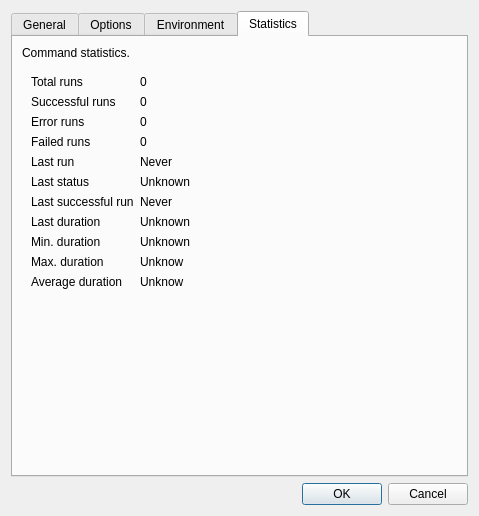
Above: tray_runner/gui/command_dialog.ui from okelet/tray-runner before the change. Below: the same form after it.
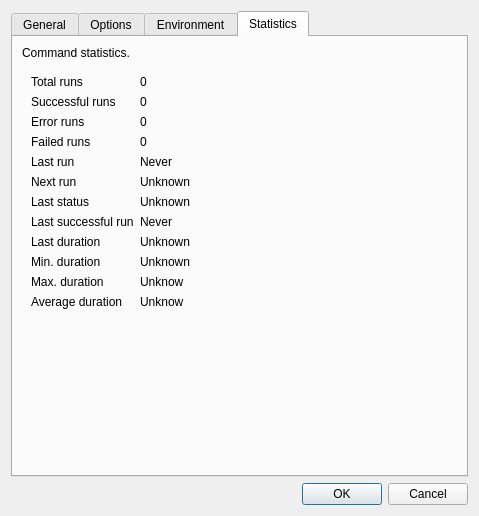
That is the form after the change. The open tabs and pages were chosen to show the change.

```diff
--- a/tray_runner/gui/command_dialog.ui
+++ b/tray_runner/gui/command_dialog.ui
@@ -407,35 +407,35 @@
             </property>
            </widget>
           </item>
-          <item row="5" column="0">
+          <item row="6" column="0">
            <widget class="QLabel" name="label_16">
             <property name="text">
              <string>Last status</string>
             </property>
            </widget>
           </item>
-          <item row="6" column="0">
+          <item row="7" column="0">
            <widget class="QLabel" name="label_17">
             <property name="text">
              <string>Last successful run</string>
             </property>
            </widget>
           </item>
-          <item row="8" column="0">
+          <item row="9" column="0">
            <widget class="QLabel" name="label_18">
             <property name="text">
              <string>Min. duration</string>
             </property>
            </widget>
           </item>
-          <item row="9" column="0">
+          <item row="10" column="0">
            <widget class="QLabel" name="label_19">
             <property name="text">
              <string>Max. duration</string>
             </property>
            </widget>
           </item>
-          <item row="10" column="0">
+          <item row="11" column="0">
            <widget class="QLabel" name="label_20">
             <property name="text">
              <string>Average duration</string>
@@ -470,55 +470,69 @@
             </property>
            </widget>
           </item>
-          <item row="5" column="1">
-           <widget class="QLabel" name="last_run_exit_code_label">
-            <property name="text">
-             <string>Unknown</string>
-            </property>
-           </widget>
-          </item>
           <item row="6" column="1">
+           <widget class="QLabel" name="last_run_exit_code_label">
+            <property name="text">
+             <string>Unknown</string>
+            </property>
+           </widget>
+          </item>
+          <item row="7" column="1">
            <widget class="QLabel" name="last_successful_run_dt_label">
             <property name="text">
              <string>Never</string>
             </property>
            </widget>
           </item>
-          <item row="8" column="1">
-           <widget class="QLabel" name="min_duration_label">
-            <property name="text">
-             <string>Unknown</string>
-            </property>
-           </widget>
-          </item>
           <item row="9" column="1">
-           <widget class="QLabel" name="max_duration_label">
+           <widget class="QLabel" name="min_duration_label">
             <property name="text">
-             <string>Unknow</string>
+             <string>Unknown</string>
             </property>
            </widget>
           </item>
           <item row="10" column="1">
+           <widget class="QLabel" name="max_duration_label">
+            <property name="text">
+             <string>Unknow</string>
+            </property>
+           </widget>
+          </item>
+          <item row="11" column="1">
            <widget class="QLabel" name="avg_duration_label">
             <property name="text">
              <string>Unknow</string>
             </property>
            </widget>
           </item>
-          <item row="7" column="0">
+          <item row="8" column="0">
            <widget class="QLabel" name="label_9">
             <property name="text">
              <string>Last duration</string>
             </property>
            </widget>
           </item>
-          <item row="7" column="1">
+          <item row="8" column="1">
            <widget class="QLabel" name="last_duration_label">
             <property name="text">
              <string>Unknown</string>
             </property>
            </widget>
           </item>
+          <item row="5" column="0">
+           <widget class="QLabel" name="label_24">
+            <property name="text">
+             <string>Next run</string>
+            </property>
+           </widget>
+          </item>
+          <item row="5" column="1">
+           <widget class="QLabel" name="next_run_dt_label">
+            <property name="text">
+             <string>Unknown</string>
+            </property>
+           </widget>
+          </item>
          </layout>
         </widget>
        </item>
```
